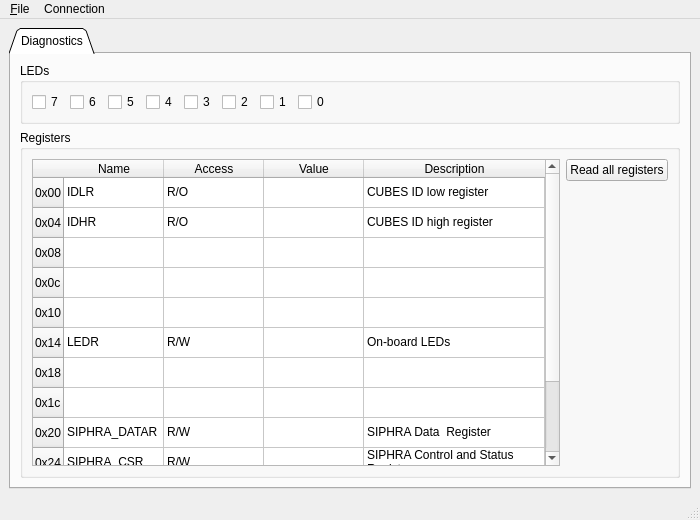
Old version of the form CubesControl/ui/cubescontrol.ui in the repository tstana/cubes-sw.
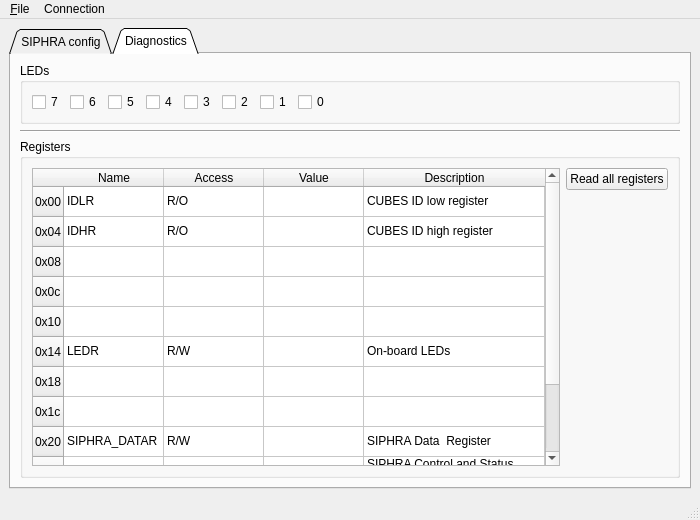
New version of the form. The open tabs and pages were chosen to show the change.

Commit message: CubesControl: Added SIPHRA config tab box

```diff
--- a/CubesControl/ui/cubescontrol.ui
+++ b/CubesControl/ui/cubescontrol.ui
@@ -23,6 +23,14 @@
       <property name="tabShape">
        <enum>QTabWidget::Triangular</enum>
       </property>
+      <property name="currentIndex">
+       <number>0</number>
+      </property>
+      <widget class="QWidget" name="tabSiphraConfig">
+       <attribute name="title">
+        <string>SIPHRA config</string>
+       </attribute>
+      </widget>
       <widget class="QWidget" name="tabDiag">
        <attribute name="title">
         <string>Diagnostics</string>
@@ -110,6 +118,13 @@
           </layout>
          </widget>
         </item>
+        <item>
+         <widget class="Line" name="line">
+          <property name="orientation">
+           <enum>Qt::Horizontal</enum>
+          </property>
+         </widget>
+        </item>
         <item>
          <widget class="QGroupBox" name="groupboxCubesRegs">
           <property name="sizePolicy">
```
